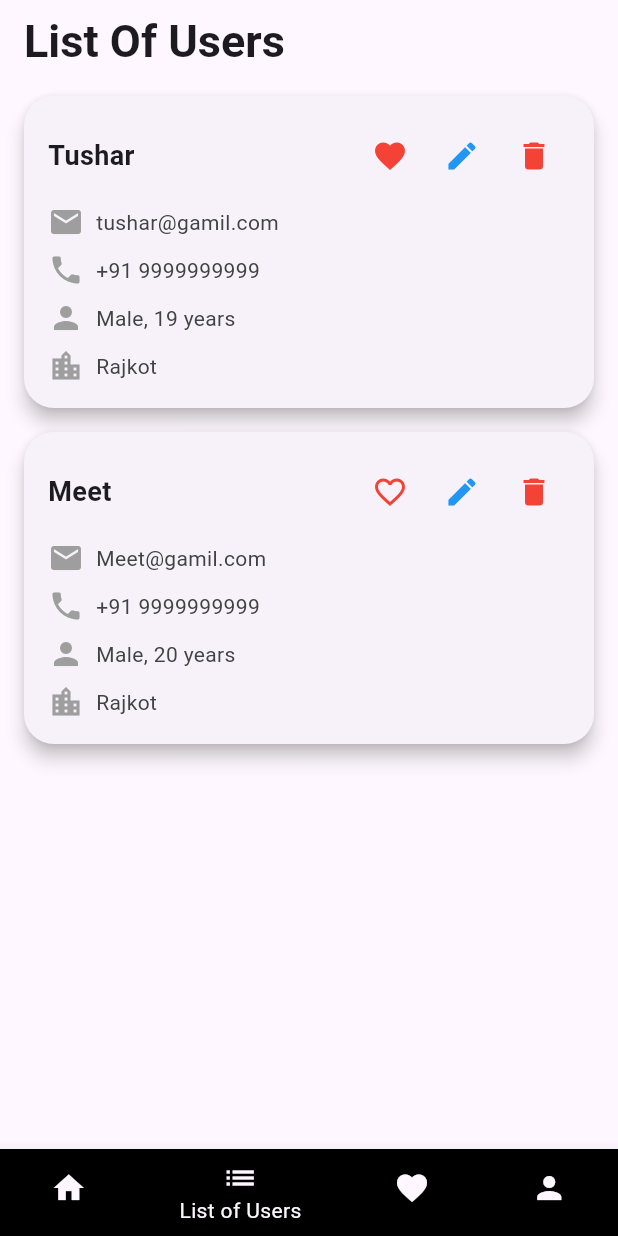
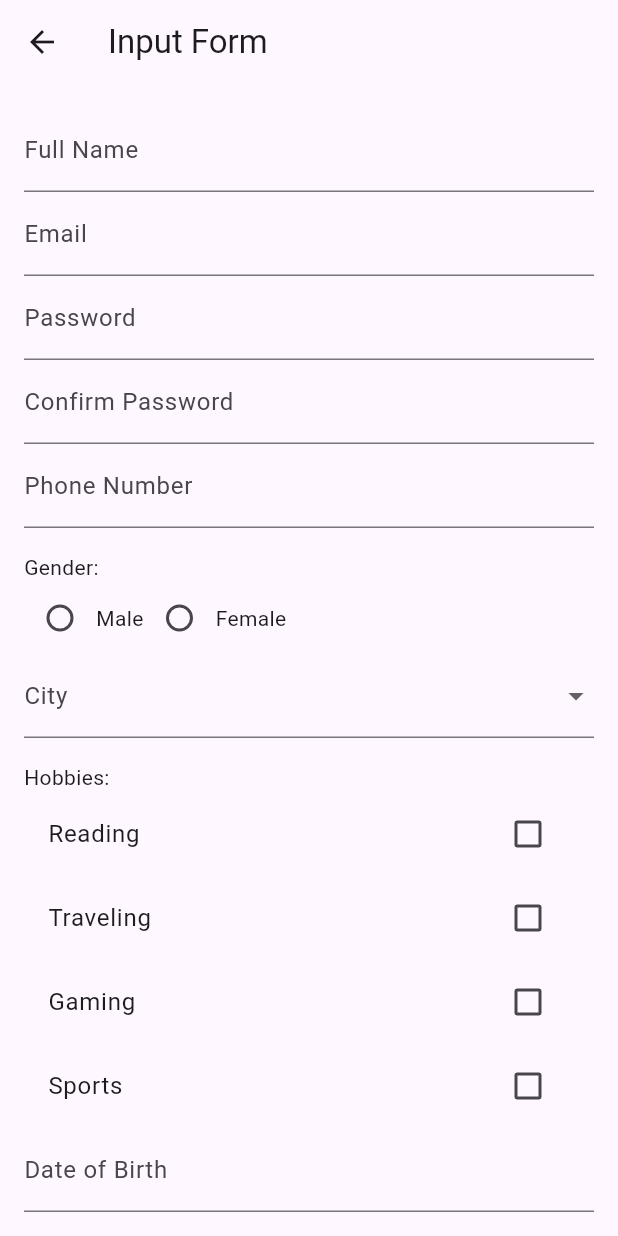
Before and after one commit to Tushar9071/Flutter-Matrimony-App, a Flutter app: the screen it shows after launch, item 2 of the bottom bar chosen, after a tap on the "edit" icon, on a phone screen of 412 x 824 dp. Run offline on Flutter 3.47's test engine with Material 3 defaults, Android fonts, the phone set to English and light mode, and no system bars.

Commit message:
27-01-2025

```diff
--- a/lib/Pages/Pages_app/favorite_page.dart
+++ b/lib/Pages/Pages_app/favorite_page.dart
@@ -14,7 +14,6 @@ class _FavoritePageState extends State<FavoritePage> {
 
   @override
   Widget build(BuildContext context) {
-    // Filter the list to show only favorite users
     List favoriteList =
         user_List.where((user) => user[ISFAVORITE] == true).toList();
 
--- a/lib/Pages/Pages_app/list_page.dart
+++ b/lib/Pages/Pages_app/list_page.dart
@@ -1,4 +1,5 @@
 import 'package:flutter/material.dart';
+import 'package:submition/Pages/Pages_app/user_details.dart';
 import 'package:submition/utils/string_const.dart';
 import 'package:submition/utils/temp_date.dart';
 
@@ -16,6 +17,20 @@ class _ListPageState extends State<ListPage> {
   Widget build(BuildContext context) {
     return Scaffold(
       appBar: AppBar(
+        actions: [
+          IconButton(
+              onPressed: () {
+                Navigator.push(
+                  context,
+                  MaterialPageRoute(
+                    builder: (context) {
+                      return UserDetail();
+                    },
+                  ),
+                );
+              },
+              icon: Icon(Icons.add))
+        ],
         title: Text(
           'List Of Users',
           style: TextStyle(fontSize: 30, fontWeight: FontWeight.bold),
@@ -79,7 +94,11 @@ class _ListPageState extends State<ListPage> {
                     IconButton(
                       icon: Icon(Icons.edit, color: Colors.blue),
                       onPressed: () {
-                        // Add edit action here
+                        Navigator.push(context, MaterialPageRoute(
+                          builder: (context) {
+                            return UserDetail();
+                          },
+                        ));
                       },
                     ),
                     IconButton(
--- /dev/null
+++ b/lib/Pages/Pages_app/user_details.dart
@@ -0,0 +1,269 @@
+import 'package:flutter/material.dart';
+import 'package:intl/intl.dart'; // For date formatting
+
+class UserDetail extends StatefulWidget {
+  final String? name;
+  final String? email;
+  final String? password;
+  final String? phone;
+  final String? gender;
+  final String? deb;
+
+  const UserDetail({super.key,
+    this.name,
+    this.email,
+    this.password,
+    this.phone,
+    this.gender,
+    this.deb});
+
+  @override
+  State<UserDetail> createState() => _UserDetailState();
+}
+
+class _UserDetailState extends State<UserDetail> {
+  final _formKey = GlobalKey<FormState>();
+
+  // Form field controllers
+  final TextEditingController _nameController = TextEditingController();
+  final TextEditingController _emailController = TextEditingController();
+  final TextEditingController _passwordController = TextEditingController();
+  final TextEditingController _confirmPasswordController =
+  TextEditingController();
+  final TextEditingController _phoneController = TextEditingController();
+  final TextEditingController _dobController = TextEditingController();
+
+  String? _selectedGender;
+  String? _selectedCity;
+  final List<String> _hobbies = [];
+
+  final List<String> cities = ['Rajkot', 'Ahmadabad', 'Jamnagar', 'Morbi'];
+  final List<String> hobbiesOptions = [
+    'Reading',
+    'Traveling',
+    'Gaming',
+    'Sports'
+  ];
+
+  @override
+  Widget build(BuildContext context) {
+    return Scaffold(
+      appBar: AppBar(
+        title: const Text('Input Form'),
+      ),
+      body: Padding(
+        padding: const EdgeInsets.all(16.0),
+        child: Form(
+          key: _formKey,
+          child: SingleChildScrollView(
+            child: Column(
+              crossAxisAlignment: CrossAxisAlignment.start,
+              children: [
+                // Full Name
+                TextFormField(
+                  controller: _nameController,
+                  decoration: const InputDecoration(labelText: 'Full Name'),
+                  validator: (value) {
+                    if (value == null || value.isEmpty || !RegExp(r"^[a-zA-Z\s'-]{3,50}$").hasMatch(value)) {
+                      return 'Please enter your full name';
+                    }
+                    return null;
+                  },
+                ),
+
+                // Email
+                TextFormField(
+                  controller: _emailController,
+                  decoration: const InputDecoration(labelText: 'Email'),
+                  keyboardType: TextInputType.emailAddress,
+                  validator: (value) {
+                    if (value == null ||
+                        value.isEmpty ||
+                        !RegExp(r'^\w+@[a-zA-Z_]+?\.[a-zA-Z]{2,3}\$')
+                            .hasMatch(value)) {
+                      return 'Please enter a valid email';
+                    }
+                    return null;
+                  },
+                ),
+
+                // Password
+                TextFormField(
+                  controller: _passwordController,
+                  decoration: const InputDecoration(labelText: 'Password'),
+                  obscureText: true,
+                  validator: (value) {
+                    if (value == null || value.length < 6) {
+                      return 'Password must be at least 6 characters long';
+                    }
+                    return null;
+                  },
+                ),
+
+                // Confirm Password
+                TextFormField(
+                  controller: _confirmPasswordController,
+                  decoration:
+                  const InputDecoration(labelText: 'Confirm Password'),
+                  obscureText: true,
+                  validator: (value) {
+                    if (value != _passwordController.text) {
+                      return 'Passwords do not match';
+                    }
+                    return null;
+                  },
+                ),
+
+                // Phone Number
+                TextFormField(
+                  controller: _phoneController,
+                  decoration: const InputDecoration(labelText: 'Phone Number'),
+                  keyboardType: TextInputType.phone,
+                  validator: (value) {
+                    if (value == null ||
+                        value.length != 10 ||
+                        !RegExp(r'^\d{10}\$').hasMatch(value)) {
+                      return 'Please enter a valid 10-digit phone number';
+                    }
+                    return null;
+                  },
+                ),
+
+                // Gender
+                const Padding(
+                  padding: EdgeInsets.only(top: 16.0),
+                  child: Text('Gender:'),
+                ),
+                Row(
+                  children: [
+                    Radio<String>(
+                      value: 'Male',
+                      groupValue: _selectedGender,
+                      onChanged: (value) {
+                        setState(() {
+                          _selectedGender = value;
+                        });
+                      },
+                    ),
+                    const Text('Male'),
+                    Radio<String>(
+                      value: 'Female',
+                      groupValue: _selectedGender,
+                      onChanged: (value) {
+                        setState(() {
+                          _selectedGender = value;
+                        });
+                      },
+                    ),
+                    const Text('Female'),
+                  ],
+                ),
+
+                // City
+                DropdownButtonFormField(
+                  decoration: const InputDecoration(labelText: 'City'),
+                  items: cities
+                      .map((city) =>
+                      DropdownMenuItem(
+                        value: city,
+                        child: Text(city),
+                      ))
+                      .toList(),
+                  onChanged: (value) {
+                    setState(() {
+                      _selectedCity = value;
+                    });
+                  },
+                  validator: (value) {
+                    if (value == null) {
+                      return 'Please select a city';
+                    }
+                    return null;
+                  },
+                ),
+
+                // Hobbies
+                const Padding(
+                  padding: EdgeInsets.only(top: 16.0),
+                  child: Text('Hobbies:'),
+                ),
+                Column(
+                  children: hobbiesOptions
+                      .map((hobby) =>
+                      CheckboxListTile(
+                        title: Text(hobby),
+                        value: _hobbies.contains(hobby),
+                        onChanged: (isChecked) {
+                          setState(() {
+                            if (isChecked == true) {
+                              _hobbies.add(hobby);
+                            } else {
+                              _hobbies.remove(hobby);
+                            }
+                          });
+                        },
+                      ))
+                      .toList(),
+                ),
+
+                // Date of Birth
+                TextFormField(
+                  controller: _dobController,
+                  decoration: const InputDecoration(labelText: 'Date of Birth'),
+                  readOnly: true,
+                  onTap: () async {
+                    DateTime? pickedDate = await showDatePicker(
+                      context: context,
+                      initialDate: DateTime(2005),
+                      firstDate: DateTime(1900),
+                      lastDate: DateTime.now(),
+                    );
+
+                    if (pickedDate != null) {
+                      final age = DateTime
+                          .now()
+                          .year - pickedDate.year;
+                      if (age < 18) {
+                        ScaffoldMessenger.of(context).showSnackBar(
+                          const SnackBar(
+                              content: Text('You must be 18+ years old.')),
+                        );
+                      } else {
+                        _dobController.text =
+                            DateFormat('yyyy-MM-dd').format(pickedDate);
+                      }
+                    }
+                  },
+                  validator: (value) {
+                    if (value == null || value.isEmpty) {
+                      return 'Please select your date of birth';
+                    }
+                    return null;
+                  },
+                ),
+
+                // Submit Button
+                Padding(
+                  padding: const EdgeInsets.only(top: 20.0),
+                  child: Center(
+                    child: ElevatedButton(
+                      onPressed: () {
+                        if (_formKey.currentState!.validate()) {
+                          ScaffoldMessenger.of(context).showSnackBar(
+                            const SnackBar(
+                                content: Text('Form Submitted Successfully!')),
+                          );
+                        }
+                      },
+                      child: const Text('Submit'),
+                    ),
+                  ),
+                ),
+              ],
+            ),
+          ),
+        ),
+      ),
+    );
+  }
+}
--- a/pubspec.yaml
+++ b/pubspec.yaml
@@ -30,6 +30,7 @@ environment:
 dependencies:
   flutter:
     sdk: flutter
+  intl: ^0.18.0
 
   # The following adds the Cupertino Icons font to your application.
   # Use with the CupertinoIcons class for iOS style icons.
```
Also changed, not shown: lib/Pages/Pages_app/about_us.dart (+16 -23 lines), pubspec.lock.
